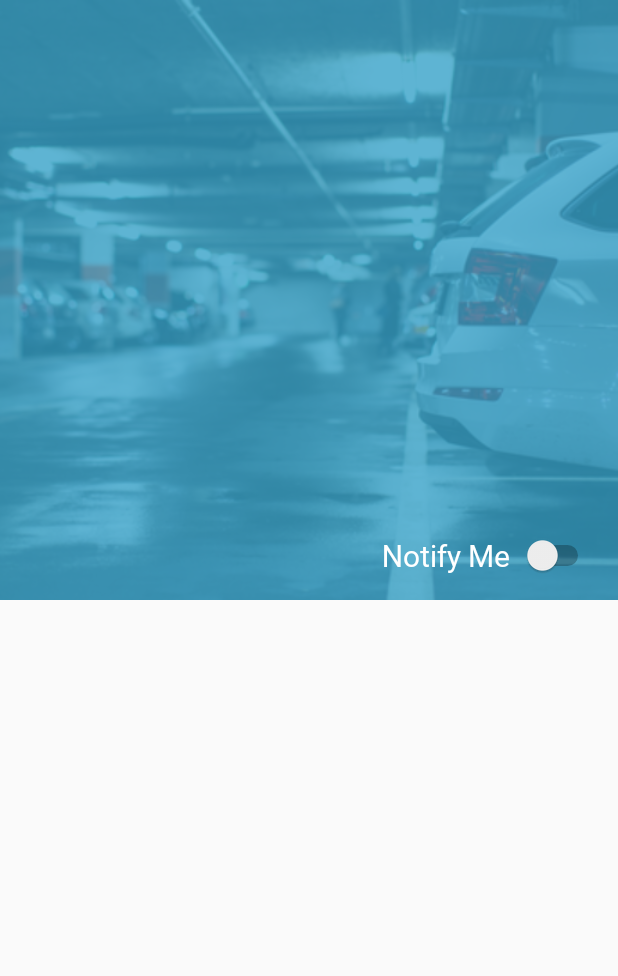
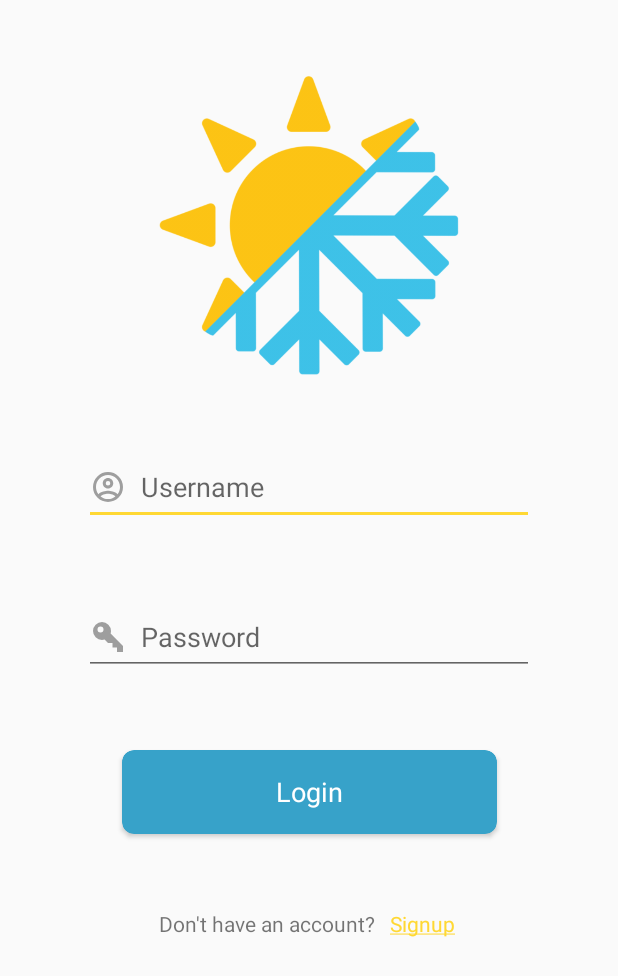
Before and after one commit to apixworks/FloodAlert, an Android app: the screen it shows after launch (MainActivity before the commit, LoginActivity after it), on a phone screen of 412 x 824 dp. Shown: the top 976 px of the screen. Run offline under Robolectric (Android 15) with nearby library versions, the phone set to English and light mode, and no system bars.

Commit message:
Add Login Activity

```diff
--- a/app/build.gradle
+++ b/app/build.gradle
@@ -37,7 +37,9 @@ dependencies {
     implementation 'com.squareup.retrofit2:converter-gson:2.5.0'
     implementation 'com.google.code.gson:gson:2.8.5'
     implementation 'com.github.d-max:spots-dialog:1.1@aar'
+    implementation 'am.appwise.components:NoInternetDialog:1.1.3'
     testImplementation 'junit:junit:4.12'
     androidTestImplementation 'com.android.support.test:runner:1.0.2'
     androidTestImplementation 'com.android.support.test.espresso:espresso-core:3.0.2'
+    implementation 'com.android.support:cardview-v7:28.0.0'
 }
--- /dev/null
+++ b/app/src/main/java/com/example/floodalert/LoginActivity.kt
@@ -0,0 +1,12 @@
+package com.example.floodalert
+
+import android.support.v7.app.AppCompatActivity
+import android.os.Bundle
+
+class LoginActivity : AppCompatActivity() {
+
+    override fun onCreate(savedInstanceState: Bundle?) {
+        super.onCreate(savedInstanceState)
+        setContentView(R.layout.activity_login)
+    }
+}
--- /dev/null
+++ b/app/src/main/java/com/example/floodalert/SplashScreen.kt
@@ -0,0 +1,16 @@
+package com.example.floodalert
+
+import android.content.Intent
+import android.support.v7.app.AppCompatActivity
+import android.os.Bundle
+
+class SplashActivity : AppCompatActivity() {
+
+    override fun onCreate(savedInstanceState: Bundle?) {
+        super.onCreate(savedInstanceState)
+
+        val intent = Intent(this, LoginActivity::class.java)
+        startActivity(intent)
+        finish()
+    }
+}
--- /dev/null
+++ b/app/src/main/res/drawable/account_circle.xml
@@ -0,0 +1,8 @@
+<!-- drawable/account_circle_outline.xml -->
+<vector xmlns:android="http://schemas.android.com/apk/res/android"
+    android:height="24dp"
+    android:width="24dp"
+    android:viewportWidth="24"
+    android:viewportHeight="24">
+    <path android:fillColor="#000" android:pathData="M12,2A10,10 0 0,0 2,12A10,10 0 0,0 12,22A10,10 0 0,0 22,12A10,10 0 0,0 12,2M7.07,18.28C7.5,17.38 10.12,16.5 12,16.5C13.88,16.5 16.5,17.38 16.93,18.28C15.57,19.36 13.86,20 12,20C10.14,20 8.43,19.36 7.07,18.28M18.36,16.83C16.93,15.09 13.46,14.5 12,14.5C10.54,14.5 7.07,15.09 5.64,16.83C4.62,15.5 4,13.82 4,12C4,7.59 7.59,4 12,4C16.41,4 20,7.59 20,12C20,13.82 19.38,15.5 18.36,16.83M12,6C10.06,6 8.5,7.56 8.5,9.5C8.5,11.44 10.06,13 12,13C13.94,13 15.5,11.44 15.5,9.5C15.5,7.56 13.94,6 12,6M12,11A1.5,1.5 0 0,1 10.5,9.5A1.5,1.5 0 0,1 12,8A1.5,1.5 0 0,1 13.5,9.5A1.5,1.5 0 0,1 12,11Z" />
+</vector>
--- /dev/null
+++ b/app/src/main/res/drawable/key.xml
@@ -0,0 +1,8 @@
+<!-- drawable/key_variant.xml -->
+<vector xmlns:android="http://schemas.android.com/apk/res/android"
+    android:height="24dp"
+    android:width="24dp"
+    android:viewportWidth="24"
+    android:viewportHeight="24">
+    <path android:fillColor="#000" android:pathData="M22,18V22H18V19H15V16H12L9.74,13.74C9.19,13.91 8.61,14 8,14A6,6 0 0,1 2,8A6,6 0 0,1 8,2A6,6 0 0,1 14,8C14,8.61 13.91,9.19 13.74,9.74L22,18M7,5A2,2 0 0,0 5,7A2,2 0 0,0 7,9A2,2 0 0,0 9,7A2,2 0 0,0 7,5Z" />
+</vector>
--- a/app/src/main/res/drawable/splash_screen.xml
+++ b/app/src/main/res/drawable/splash_screen.xml
@@ -5,8 +5,8 @@
             android:drawable="@color/colorWhite"/>
 
     <item
-            android:left="20dp"
-            android:right="20dp">
+            android:left="50dp"
+            android:right="50dp">
         <bitmap
                 android:gravity="center"
                 android:src="@drawable/flood_icon"/>
--- /dev/null
+++ b/app/src/main/res/layout/activity_login.xml
@@ -0,0 +1,90 @@
+<?xml version="1.0" encoding="utf-8"?>
+<android.support.constraint.ConstraintLayout
+        xmlns:android="http://schemas.android.com/apk/res/android"
+        xmlns:tools="http://schemas.android.com/tools"
+        xmlns:app="http://schemas.android.com/apk/res-auto"
+        android:layout_width="match_parent"
+        android:layout_height="match_parent"
+        tools:context=".LoginActivity">
+
+    <ImageView
+            android:id="@+id/img"
+            android:layout_width="200dp"
+            android:layout_height="200dp"
+            android:src="@drawable/login_img"
+            android:layout_marginTop="50dp"
+            app:layout_constraintTop_toTopOf="parent"
+            app:layout_constraintStart_toStartOf="parent"
+            app:layout_constraintEnd_toEndOf="parent"/>
+
+    <EditText
+            android:id="@+id/username"
+            android:layout_width="300dp"
+            android:layout_height="50dp"
+            android:layout_marginTop="50dp"
+            android:hint="Username"
+            android:drawableTint="#9e9e9e"
+            android:drawablePadding="10dp"
+            android:drawableStart="@drawable/account_circle"
+            app:layout_constraintTop_toBottomOf="@id/img"
+            app:layout_constraintStart_toStartOf="parent"
+            app:layout_constraintEnd_toEndOf="parent"/>
+
+    <EditText
+            android:id="@+id/password"
+            android:layout_width="300dp"
+            android:layout_height="50dp"
+            android:layout_marginTop="50dp"
+            android:hint="Password"
+            android:drawableTint="#9e9e9e"
+            android:drawablePadding="10dp"
+            android:drawableStart="@drawable/key"
+            app:layout_constraintTop_toBottomOf="@id/username"
+            app:layout_constraintStart_toStartOf="parent"
+            app:layout_constraintEnd_toEndOf="parent"/>
+
+    <android.support.v7.widget.CardView
+            android:id="@+id/loginBtn"
+            android:layout_width="250dp"
+            android:layout_height="56dp"
+            android:layout_marginTop="50dp"
+            app:cardElevation="2dp"
+            app:cardCornerRadius="8dp"
+            app:cardBackgroundColor="@color/colorPrimary"
+            app:layout_constraintTop_toBottomOf="@id/password"
+            app:layout_constraintStart_toStartOf="parent"
+            app:layout_constraintEnd_toEndOf="parent">
+
+        <RelativeLayout
+                android:layout_width="match_parent"
+                android:layout_height="match_parent">
+            <TextView
+                    android:layout_width="wrap_content"
+                    android:layout_height="wrap_content"
+                    android:layout_centerInParent="true"
+                    android:textSize="18sp"
+                    android:textColor="@color/colorWhite"
+                    android:text="Login"/>
+        </RelativeLayout>
+    </android.support.v7.widget.CardView>
+
+    <LinearLayout
+            android:layout_width="wrap_content"
+            android:layout_height="wrap_content"
+            android:layout_marginTop="50dp"
+            app:layout_constraintTop_toBottomOf="@id/loginBtn"
+            app:layout_constraintStart_toStartOf="parent"
+            app:layout_constraintEnd_toEndOf="parent">
+        <TextView
+                android:layout_width="wrap_content"
+                android:layout_height="wrap_content"
+                android:text="Don't have an account?  "/>
+        <TextView
+                android:layout_width="wrap_content"
+                android:layout_height="wrap_content"
+                android:textColor="@color/colorAccent"
+                android:text="@string/sign_up"/>
+    </LinearLayout>
+
+
+</android.support.constraint.ConstraintLayout>
--- a/app/src/main/res/values/strings.xml
+++ b/app/src/main/res/values/strings.xml
@@ -1,4 +1,10 @@
 <resources>
     <string name="app_name">Flood Alert</string>
-    <string name="degree"><sub></sub></string>
+    <string name="no_connection_string">No Connection.\n Swipe Down to Reload</string>
+    <string name="sign_up">
+        <u>Signup</u>
+    </string>
+    <string name="degree">
+        <sub></sub>
+    </string>
 </resources>
--- a/app/src/main/res/values/styles.xml
+++ b/app/src/main/res/values/styles.xml
@@ -21,4 +21,8 @@
         <item name="DialogSpotColor">@android:color/holo_orange_dark</item>
         <item name="DialogSpotCount">4</item>
     </style>
+
+    <style name="SplashTheme" parent="Theme.AppCompat.NoActionBar">
+        <item name="android:windowBackground">@drawable/splash_screen</item>
+    </style>
 </resources>
```
Also changed, not shown: app/src/main/AndroidManifest.xml (+20 -8 lines), app/src/main/java/com/example/floodalert/MainActivity.kt (+53 -15 lines), app/src/main/java/com/example/floodalert/RegistrationActivity.kt (added, +12 -0 lines), app/src/main/res/layout/activity_main.xml (+36 -2 lines), app/src/main/res/layout/activity_registration.xml (added, +10 -0 lines), app/src/main/res/drawable/login_img.png (added).
